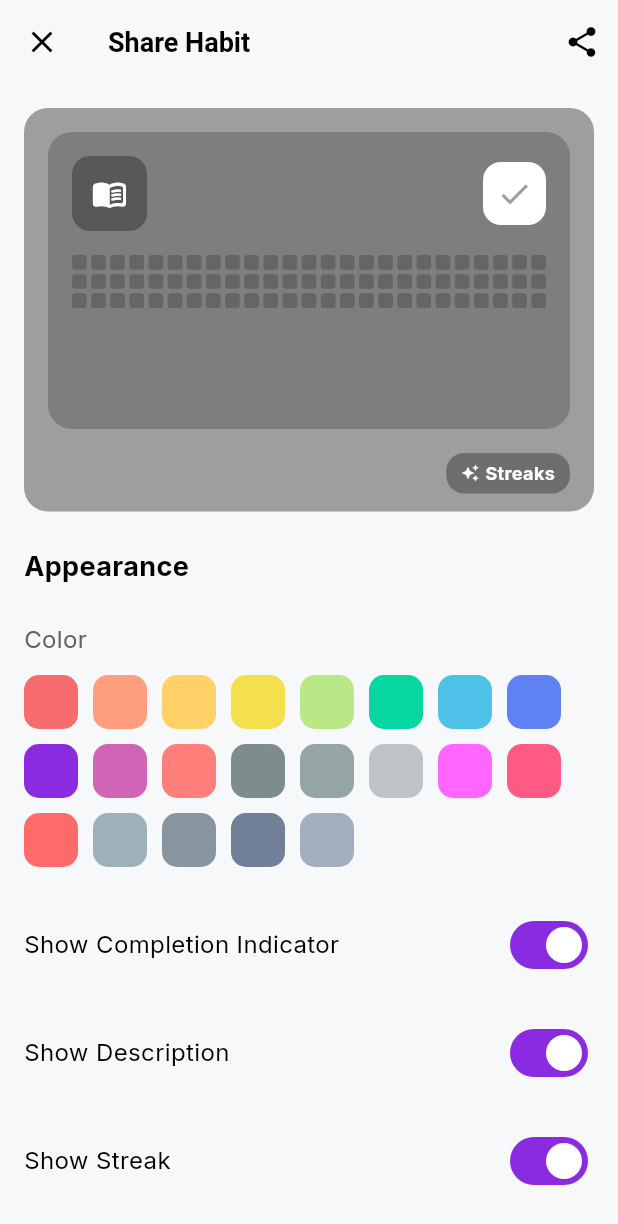
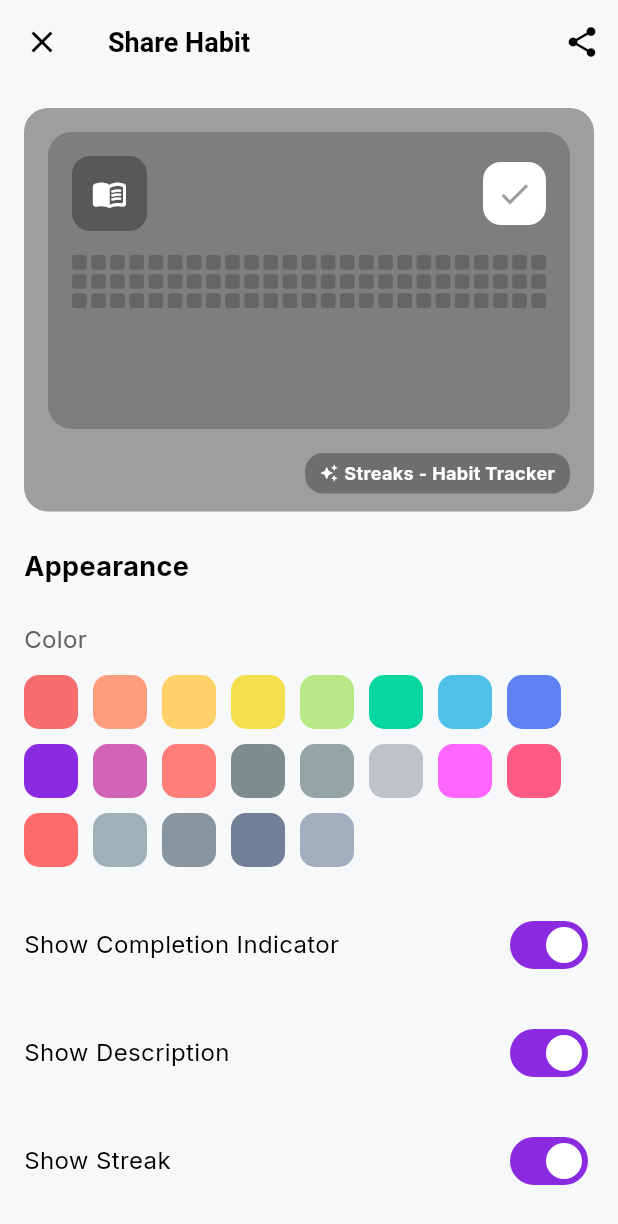
Before and after one commit to kaex/streaks, a Flutter app: the ShareCustomizationScreen screen opened directly with empty values, on a phone screen of 412 x 824 dp. Shown: the top 1224 px of the screen. Run offline on Flutter 3.47's test engine with Material 3 defaults, Android fonts, the phone set to English and light mode, and no system bars; our stand-ins replace fl_chart, flutter_local_notifications, flutter_slidable, flutter_staggered_animations, flutter_timezone, google_fonts and 4 more; accounts and stored records are empty.

```diff
--- a/lib/screens/share_customization_screen.dart
+++ b/lib/screens/share_customization_screen.dart
@@ -237,7 +237,7 @@ class _ShareCustomizationScreenState extends State<ShareCustomizationScreen> {
                               ),
                               const SizedBox(width: 4),
                               const Text(
-                                'Streaks',
+                                'Streaks - Habit Tracker',
                                 style: TextStyle(
                                   color: Colors.white,
                                   fontWeight: FontWeight.bold,
```
